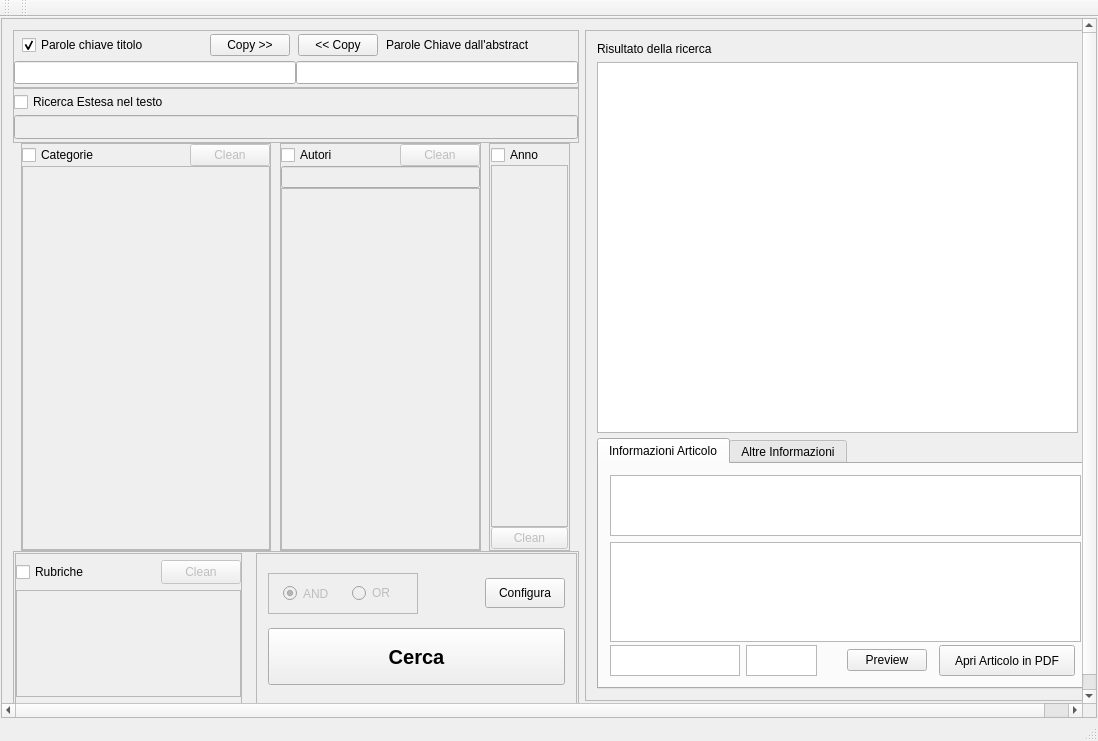
simon-r/LeScienze500, file lescienze500.ui: the form before one commit.
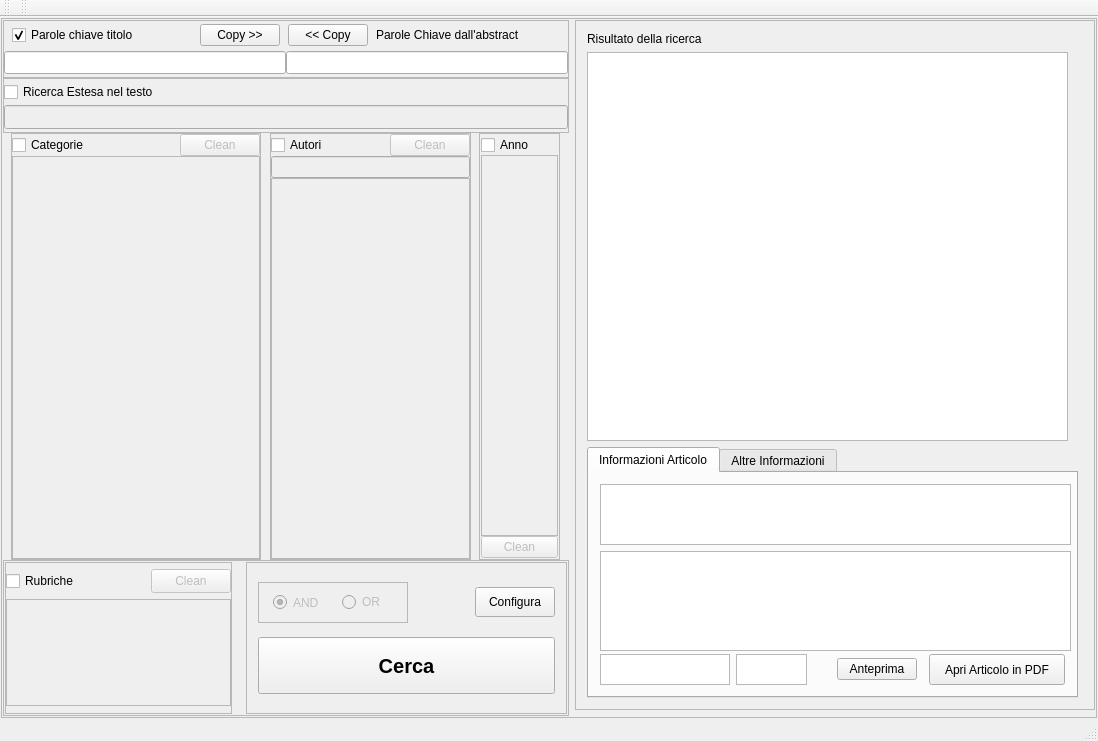
The form after the commit. Icons and pictures are not drawn.

Commit message: ven 24 set 2010, 13.20.32, CEST

```diff
--- a/lescienze500.ui
+++ b/lescienze500.ui
@@ -64,6 +64,9 @@
         </rect>
        </property>
        <layout class="QGridLayout" name="gridLayout_4">
+        <property name="margin">
+         <number>1</number>
+        </property>
         <item row="0" column="1">
          <widget class="QFrame" name="FrameRisultato">
           <property name="minimumSize">
@@ -146,7 +149,7 @@
                <item row="4" column="6">
                 <widget class="QPushButton" name="PreviewArticolo_2">
                  <property name="text">
-                  <string>Preview</string>
+                  <string>Anteprima</string>
                  </property>
                 </widget>
                </item>
```
The commit also changes 1 other file.
